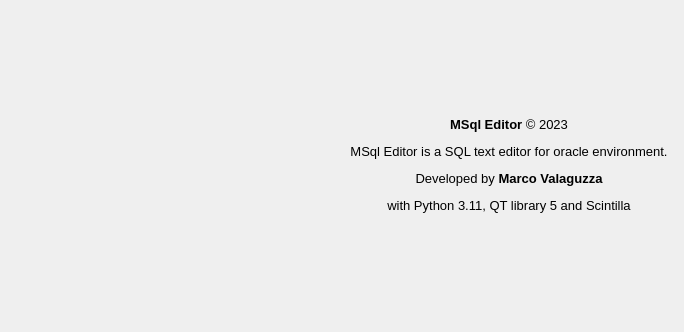
This is source/qtdesigner/MSql_editor_win3_ui.ui in MValaguz/MSql as Qt 5 draws it before an edit. The edited form follows.
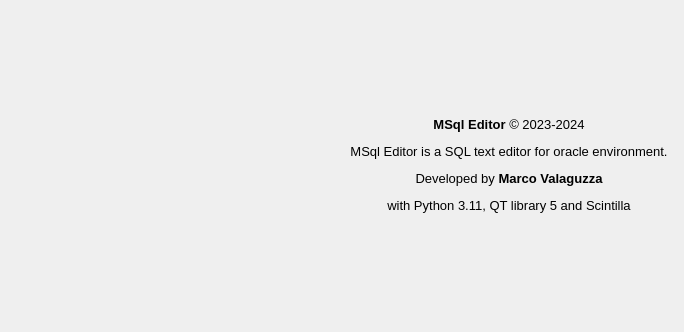
This is the edited form. Icons and pictures are not drawn.

What changed in the file:
```diff
--- a/source/qtdesigner/MSql_editor_win3_ui.ui
+++ b/source/qtdesigner/MSql_editor_win3_ui.ui
@@ -30,7 +30,7 @@
      <item row="0" column="1">
       <widget class="QLabel" name="label_2">
        <property name="text">
-        <string>&lt;html&gt;&lt;head/&gt;&lt;body&gt;&lt;p align=&quot;center&quot;&gt;&lt;br/&gt;&lt;/p&gt;&lt;p align=&quot;center&quot;&gt;&lt;span style=&quot; font-size:10pt; font-weight:600;&quot;&gt;MSql Editor &lt;/span&gt;&lt;span style=&quot; font-size:10pt;&quot;&gt;© 2023&lt;/span&gt;&lt;/p&gt;&lt;p align=&quot;center&quot;&gt;&lt;span style=&quot; font-size:10pt;&quot;&gt;MSql Editor is a SQL text editor for oracle environment.&lt;/span&gt;&lt;/p&gt;&lt;p align=&quot;center&quot;&gt;&lt;span style=&quot; font-size:10pt;&quot;&gt;Developed by &lt;/span&gt;&lt;span style=&quot; font-size:10pt; font-weight:600;&quot;&gt;Marco Valaguzza&lt;/span&gt;&lt;/p&gt;&lt;p align=&quot;center&quot;&gt;&lt;span style=&quot; font-size:10pt;&quot;&gt;with Python 3.11, QT library 5 and Scintilla&lt;/span&gt;&lt;/p&gt;&lt;p align=&quot;center&quot;&gt;&lt;span style=&quot; font-size:10pt;&quot;&gt;&lt;br/&gt;&lt;/span&gt;&lt;/p&gt;&lt;/body&gt;&lt;/html&gt;</string>
+        <string>&lt;html&gt;&lt;head/&gt;&lt;body&gt;&lt;p align=&quot;center&quot;&gt;&lt;br/&gt;&lt;/p&gt;&lt;p align=&quot;center&quot;&gt;&lt;span style=&quot; font-size:10pt; font-weight:600;&quot;&gt;MSql Editor &lt;/span&gt;&lt;span style=&quot; font-size:10pt;&quot;&gt;© 2023-2024&lt;/span&gt;&lt;/p&gt;&lt;p align=&quot;center&quot;&gt;&lt;span style=&quot; font-size:10pt;&quot;&gt;MSql Editor is a SQL text editor for oracle environment.&lt;/span&gt;&lt;/p&gt;&lt;p align=&quot;center&quot;&gt;&lt;span style=&quot; font-size:10pt;&quot;&gt;Developed by &lt;/span&gt;&lt;span style=&quot; font-size:10pt; font-weight:600;&quot;&gt;Marco Valaguzza&lt;/span&gt;&lt;/p&gt;&lt;p align=&quot;center&quot;&gt;&lt;span style=&quot; font-size:10pt;&quot;&gt;with Python 3.11, QT library 5 and Scintilla&lt;/span&gt;&lt;/p&gt;&lt;p align=&quot;center&quot;&gt;&lt;span style=&quot; font-size:10pt;&quot;&gt;&lt;br/&gt;&lt;/span&gt;&lt;/p&gt;&lt;/body&gt;&lt;/html&gt;</string>
        </property>
        <property name="alignment">
         <set>Qt::AlignLeading|Qt::AlignLeft|Qt::AlignVCenter</set>
```
